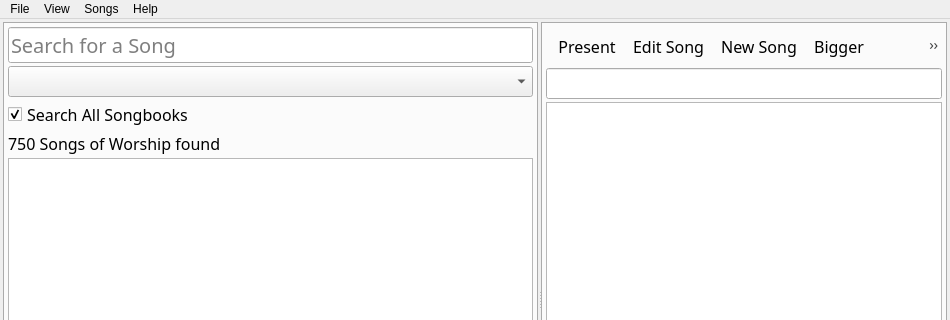
The window that src/vSongHome.ui (AppSmata/vSongBook4pc) describes before a commit, drawn with Qt 5; both pictures show x 0 to 950 and y 0 to 320 of the 950 by 600 pixel window.
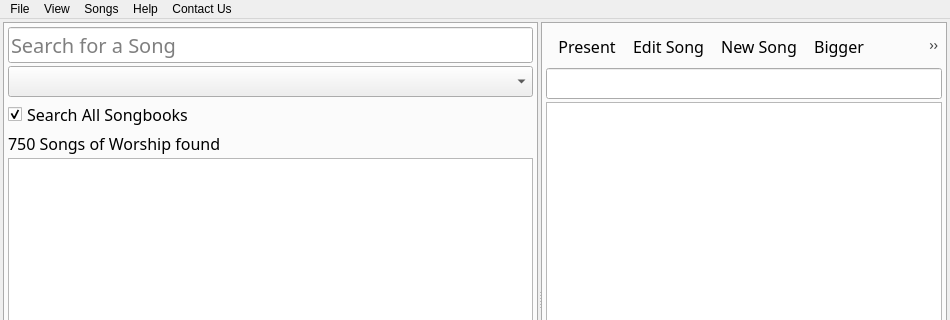
The same window after the commit. Icons and pictures are not drawn.

```diff
--- a/src/vSongHome.ui
+++ b/src/vSongHome.ui
@@ -446,10 +446,19 @@
     <addaction name="actionChange_Font"/>
     <addaction name="actionBold_Text"/>
    </widget>
+   <widget class="QMenu" name="menuContact_Us">
+    <property name="title">
+     <string>Contact Us</string>
+    </property>
+    <addaction name="actionPhone"/>
+    <addaction name="actionEmail"/>
+    <addaction name="actionWebsite"/>
+   </widget>
    <addaction name="menuFile"/>
    <addaction name="menuView"/>
    <addaction name="menuSongs"/>
    <addaction name="menuSupport"/>
+   <addaction name="menuContact_Us"/>
   </widget>
   <action name="actionPresent">
    <property name="icon">
```
Left out of the diff: 39 changed lines with no effect on the pictures.
